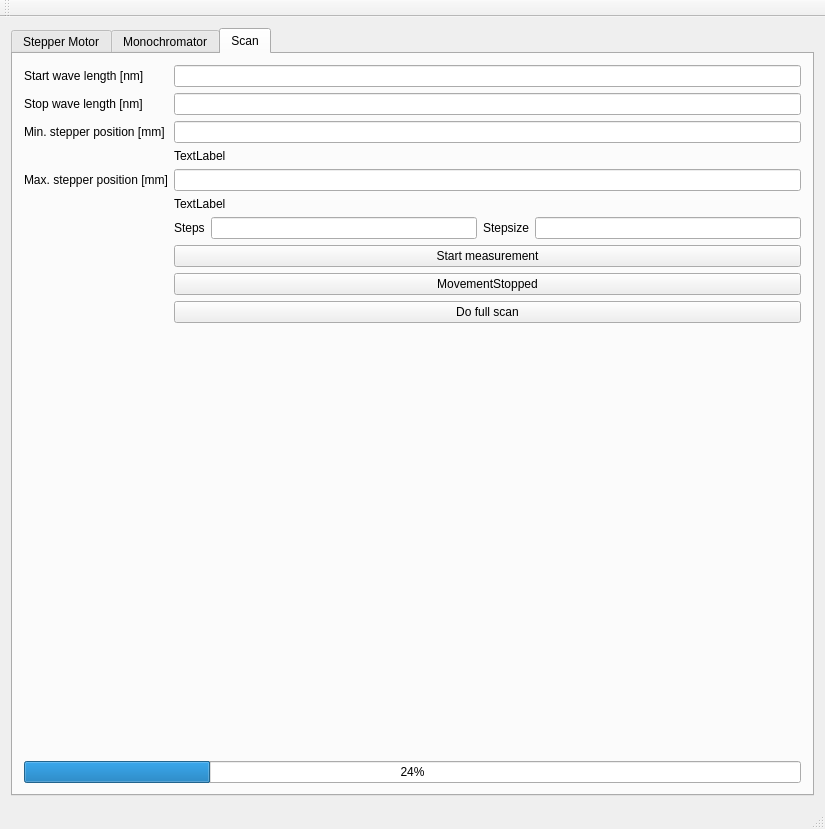
The window that mainwindow.ui (anates/DispersionSetup) describes before a commit, drawn with Qt 5.
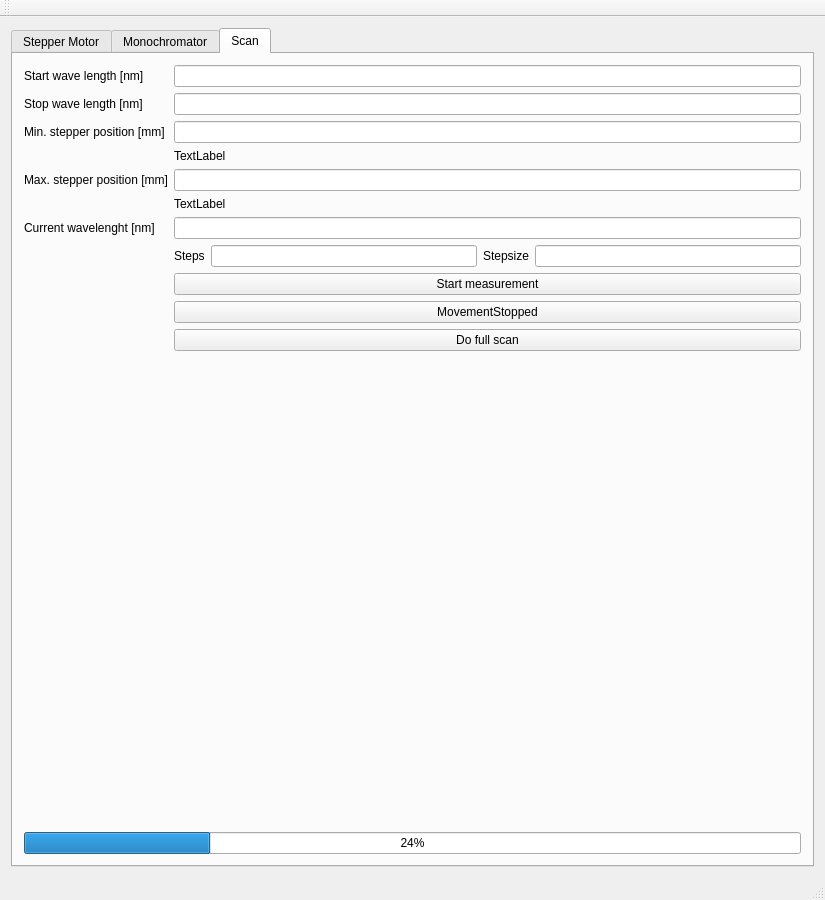
The same window after the commit. Custom widgets are drawn as their Qt base class.

Commit message: Fixed range, fixed (untested) replot

What changed in the file:
```diff
--- a/mainwindow.ui
+++ b/mainwindow.ui
@@ -7,7 +7,7 @@
     <x>0</x>
     <y>0</y>
     <width>825</width>
-    <height>829</height>
+    <height>900</height>
    </rect>
   </property>
   <property name="windowTitle">
@@ -213,35 +213,35 @@
           <item row="4" column="1">
            <widget class="QLineEdit" name="maxPos"/>
           </item>
-          <item row="7" column="0">
+          <item row="8" column="0">
            <widget class="QLabel" name="label_12">
             <property name="text">
              <string/>
             </property>
            </widget>
           </item>
-          <item row="7" column="1">
+          <item row="8" column="1">
            <widget class="QPushButton" name="startScan">
             <property name="text">
              <string>Start measurement</string>
             </property>
            </widget>
           </item>
-          <item row="9" column="1">
+          <item row="10" column="1">
            <widget class="QPushButton" name="MovStopped">
             <property name="text">
              <string>MovementStopped</string>
             </property>
            </widget>
           </item>
-          <item row="10" column="1">
+          <item row="11" column="1">
            <widget class="QPushButton" name="FullScan">
             <property name="text">
              <string>Do full scan</string>
             </property>
            </widget>
           </item>
-          <item row="6" column="1">
+          <item row="7" column="1">
            <layout class="QHBoxLayout" name="horizontalLayout_3">
             <item>
              <widget class="QLabel" name="label_16">
@@ -279,6 +279,20 @@
             </property>
            </widget>
           </item>
+          <item row="6" column="1">
+           <widget class="QLineEdit" name="curWL">
+            <property name="readOnly">
+             <bool>true</bool>
+            </property>
+           </widget>
+          </item>
+          <item row="6" column="0">
+           <widget class="QLabel" name="label_17">
+            <property name="text">
+             <string>Current wavelenght [nm]</string>
+            </property>
+           </widget>
+          </item>
          </layout>
         </item>
         <item row="2" column="0">
```
The commit also changes 2 other files.
